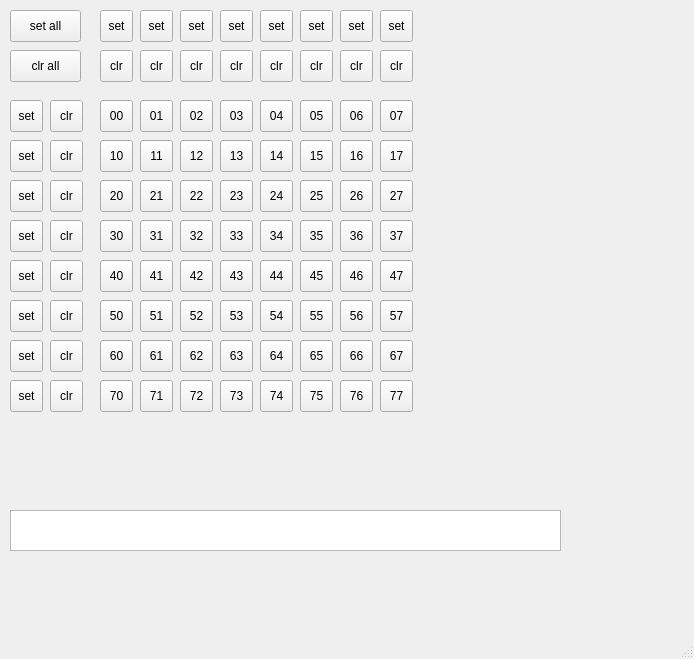
Old version of the form src/PatternDrafter/patterndrafter.ui in the repository jonathanschilling/OpenQuickDraw.
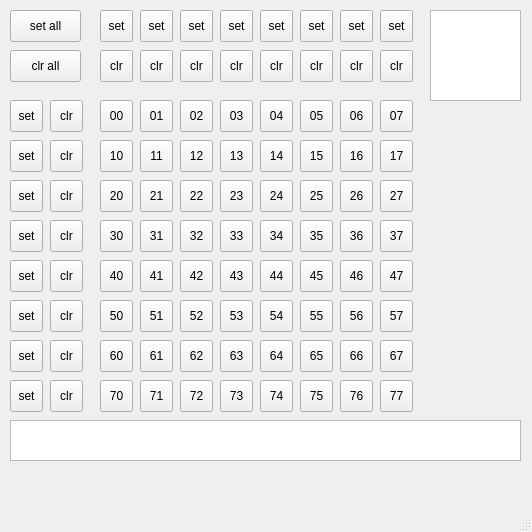
New version of the form.

```diff
--- a/src/PatternDrafter/patterndrafter.ui
+++ b/src/PatternDrafter/patterndrafter.ui
@@ -6,8 +6,8 @@
    <rect>
     <x>0</x>
     <y>0</y>
-    <width>694</width>
-    <height>659</height>
+    <width>532</width>
+    <height>532</height>
    </rect>
   </property>
   <property name="windowTitle">
@@ -1042,8 +1042,8 @@
     <property name="geometry">
      <rect>
       <x>10</x>
-      <y>510</y>
-      <width>551</width>
+      <y>420</y>
+      <width>511</width>
       <height>41</height>
      </rect>
     </property>
@@ -1490,6 +1490,16 @@
      <string>clr all</string>
     </property>
    </widget>
+   <widget class="QGraphicsView" name="graphicsView">
+    <property name="geometry">
+     <rect>
+      <x>430</x>
+      <y>10</y>
+      <width>91</width>
+      <height>91</height>
+     </rect>
+    </property>
+   </widget>
   </widget>
   <widget class="QMenuBar" name="menubar">
    <property name="geometry">
```
Left out of the diff: 2 changed lines with no effect on the pictures.
